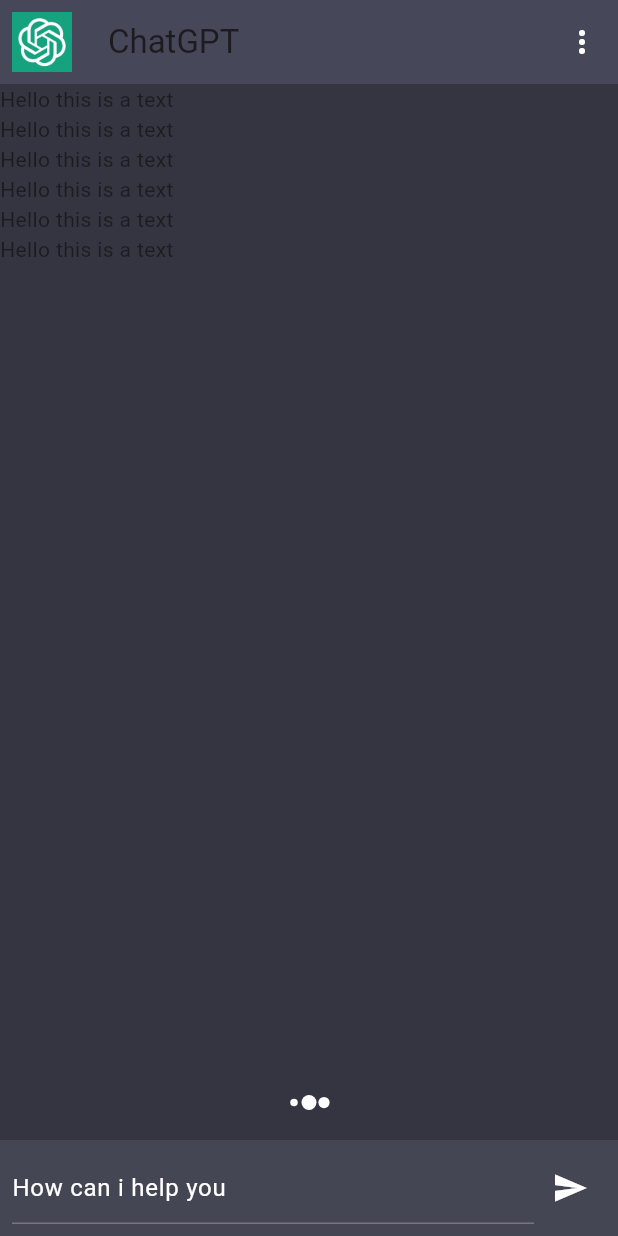
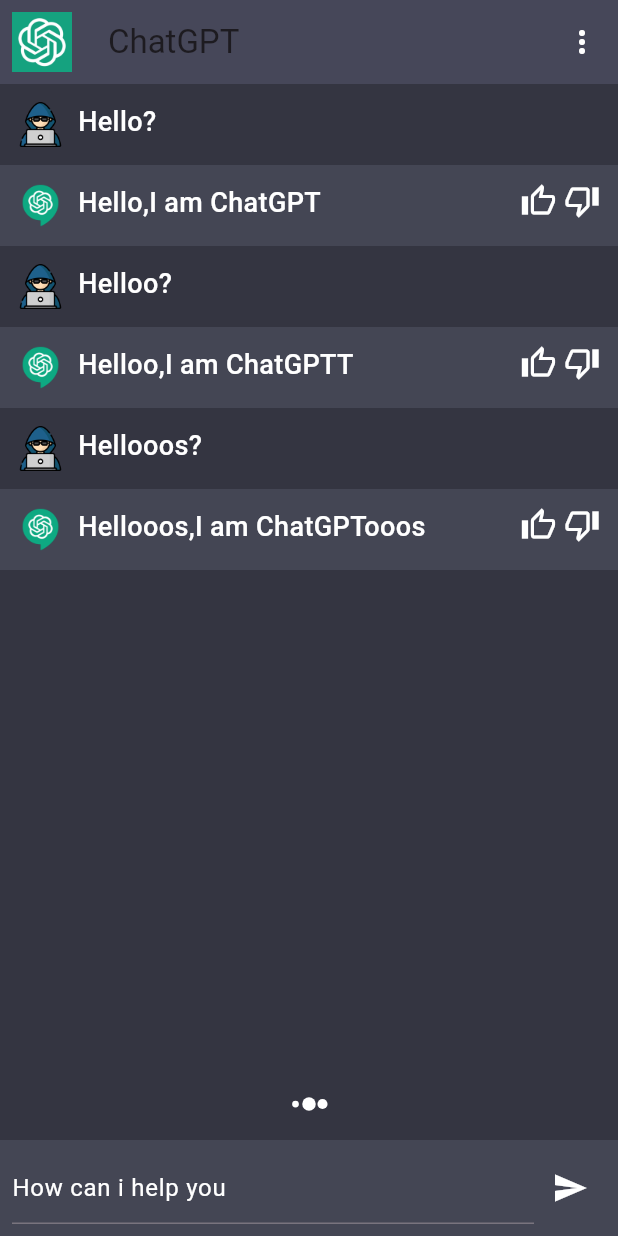
Before and after one commit to adilrusfeed/Chat-GPT, a Flutter app: the screen it shows after launch, on a phone screen of 412 x 824 dp. Run offline on Flutter 3.47's test engine with Material 3 defaults, Android fonts, the phone set to English and light mode, and no system bars; our stand-ins replace flutter_spinkit.

Commit message:
chat screen widgets

```diff
--- a/lib/constants/constants.dart
+++ b/lib/constants/constants.dart
@@ -2,3 +2,12 @@ import 'package:flutter/material.dart';
 
 Color scaffoldBackgroundColor = const Color(0xFF343541);
 Color cardColor = const Color(0xFF444654);
+
+final chatMessages = [
+  {"msg": "Hello?", "chatIndex": 0},
+  {"msg": "Hello,I am ChatGPT", "chatIndex": 1},
+  {"msg": "Helloo?", "chatIndex": 0},
+  {"msg": "Helloo,I am ChatGPTT", "chatIndex": 1},
+  {"msg": "Hellooos?", "chatIndex": 0},
+  {"msg": "Hellooos,I am ChatGPTooos", "chatIndex": 1}
+];
--- a/lib/screens/chat_screens.dart
+++ b/lib/screens/chat_screens.dart
@@ -1,4 +1,5 @@
 import 'package:chatgpt/constants/constants.dart';
+import 'package:chatgpt/widgets/chat_widget.dart';
 import 'package:flutter/material.dart';
 import 'package:flutter_spinkit/flutter_spinkit.dart';
 
@@ -50,14 +51,18 @@ class _ChartScreenState extends State<ChartScreen> {
               child: ListView.builder(
                 itemCount: 6,
                 itemBuilder: (context, index) {
-                  return const Text("Hello this is a text");
+                  return ChatWidget(
+                      msg: chatMessages[index]["msg"].toString(),
+                      chatIndex: int.parse(
+                        chatMessages[index]["chatIndex"].toString(),
+                      ));
                 },
               ),
             ),
             if (_isTyping) ...[
               const SpinKitThreeBounce(
                 color: Colors.white,
-                size: 20,
+                size: 18,
               ),
               const SizedBox(height: 15),
               Material(
--- /dev/null
+++ b/lib/widgets/chat_widget.dart
@@ -0,0 +1,49 @@
+import 'package:chatgpt/constants/constants.dart';
+import 'package:chatgpt/widgets/text_widget.dart';
+import 'package:flutter/material.dart';
+
+class ChatWidget extends StatelessWidget {
+  const ChatWidget({super.key, required this.msg, required this.chatIndex});
+
+  final String msg;
+  final int chatIndex;
+  @override
+  Widget build(BuildContext context) {
+    return Column(
+      children: [
+        Material(
+          color: chatIndex == 0 ? scaffoldBackgroundColor : cardColor,
+          child: Padding(
+            padding: const EdgeInsets.all(12.0),
+            child: Row(crossAxisAlignment: CrossAxisAlignment.start, children: [
+              Image.asset(
+                chatIndex == 0 ? "assets/person.png" : "assets/chat_logo.png",
+                height: 30,
+                width: 30,
+              ),
+              const SizedBox(width: 10),
+              Expanded(child: TextWidget(label: msg)),
+              chatIndex == 0
+                  ? const SizedBox.shrink()
+                  : const Row(
+                      mainAxisAlignment: MainAxisAlignment.end,
+                      mainAxisSize: MainAxisSize.min,
+                      children: [
+                        Icon(
+                          Icons.thumb_up_alt_outlined,
+                          color: Colors.white,
+                        ),
+                        SizedBox(width: 5),
+                        Icon(
+                          Icons.thumb_down_outlined,
+                          color: Colors.white,
+                        ),
+                      ],
+                    )
+            ]),
+          ),
+        )
+      ],
+    );
+  }
+}
--- /dev/null
+++ b/lib/widgets/text_widget.dart
@@ -0,0 +1,27 @@
+import 'package:flutter/material.dart';
+
+class TextWidget extends StatelessWidget {
+  const TextWidget(
+      {Key? key,
+      required this.label,
+      this.fontSize = 18,
+      this.color,
+      this.fontWeight})
+      : super(key: key);
+
+  final String label;
+  final double fontSize;
+  final Color? color;
+  final FontWeight? fontWeight;
+  @override
+  Widget build(BuildContext context) {
+    return Text(
+      label,
+      style: TextStyle(
+        color: color ?? Colors.white,
+        fontSize: fontSize,
+        fontWeight: fontWeight ?? FontWeight.w500,
+      ),
+    );
+  }
+}
```
Also changed, not shown: lib/controller/f.dart (deleted).
